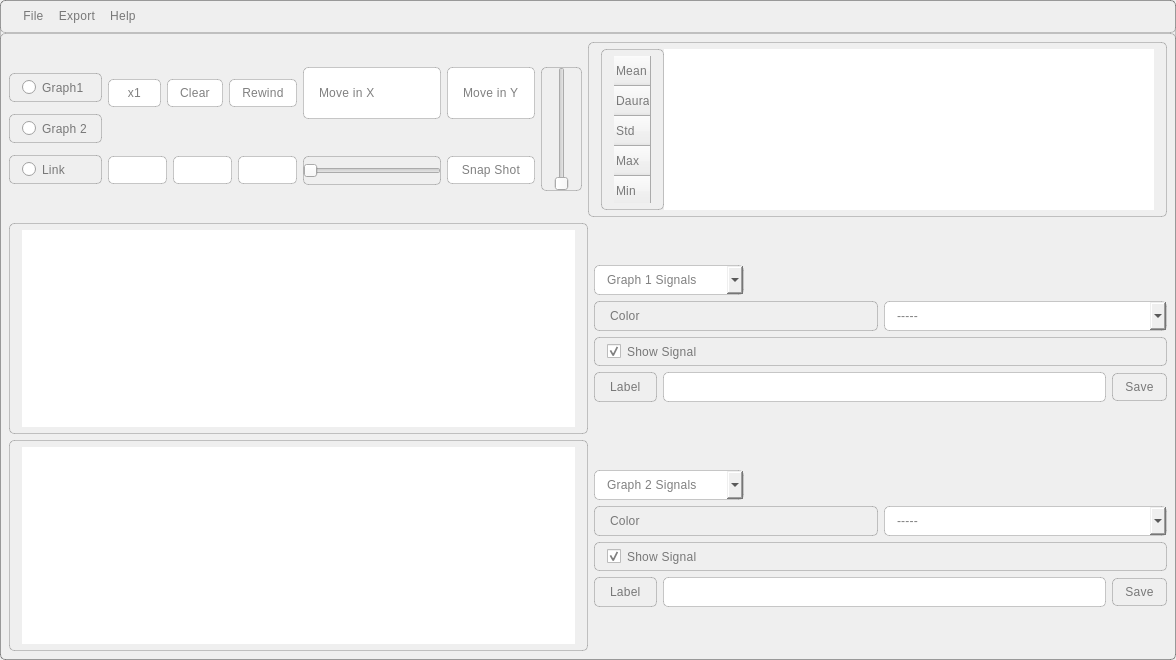
Before: the Qt Designer form main.ui in AliBadran716/Signal_Viewer, drawn with Qt 5.
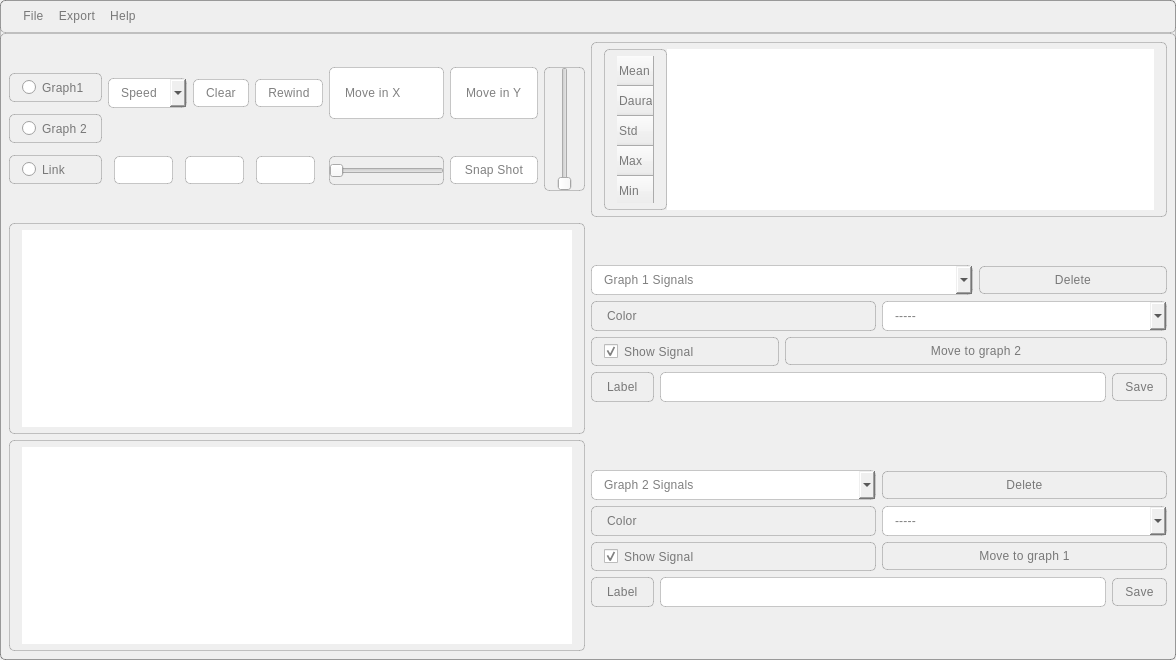
After: the same form once the commit is applied. Icons and pictures are not drawn. Custom widgets are drawn as their Qt base class.

Commit message: delete amd move done

Patch:
```diff
--- a/main.ui
+++ b/main.ui
@@ -41,7 +41,7 @@
 </string>
   </property>
   <widget class="QWidget" name="centralwidget">
-   <layout class="QGridLayout" name="gridLayout_2">
+   <layout class="QGridLayout" name="gridLayout_4">
     <item row="0" column="0">
      <layout class="QGridLayout" name="gridLayout">
       <item row="0" column="0" rowspan="2">
@@ -78,22 +78,6 @@
         </item>
        </layout>
       </item>
-      <item row="0" column="1">
-       <widget class="QPushButton" name="speed_push_btn">
-        <property name="styleSheet">
-         <string notr="true">QPushButton {background-color:white;}
-
-::hover {
-    background-color: rgb(238, 238, 238); 
-    
-    color:#444; 
-}</string>
-        </property>
-        <property name="text">
-         <string>x1</string>
-        </property>
-       </widget>
-      </item>
       <item row="0" column="2">
        <widget class="QPushButton" name="clear_push_btn">
         <property name="styleSheet">
@@ -274,9 +258,43 @@
         </property>
        </widget>
       </item>
+      <item row="0" column="1">
+       <widget class="QComboBox" name="speed_selection">
+        <item>
+         <property name="text">
+          <string>Speed</string>
+         </property>
+        </item>
+        <item>
+         <property name="text">
+          <string>x1</string>
+         </property>
+        </item>
+        <item>
+         <property name="text">
+          <string>x1.25</string>
+         </property>
+        </item>
+        <item>
+         <property name="text">
+          <string>x1.5</string>
+         </property>
+        </item>
+        <item>
+         <property name="text">
+          <string>x1.75</string>
+         </property>
+        </item>
+        <item>
+         <property name="text">
+          <string>x2</string>
+         </property>
+        </item>
+       </widget>
+      </item>
      </layout>
     </item>
-    <item row="0" column="1" colspan="2">
+    <item row="0" column="1">
      <widget class="QTableWidget" name="tableWidget">
       <property name="minimumSize">
        <size>
@@ -350,7 +368,7 @@
       </row>
      </widget>
     </item>
-    <item row="1" column="0" colspan="2">
+    <item row="1" column="0">
      <layout class="QVBoxLayout" name="verticalLayout">
       <item>
        <widget class="PlotWidget" name="graphicsView_1">
@@ -382,11 +400,11 @@
       </item>
      </layout>
     </item>
-    <item row="1" column="2">
-     <layout class="QVBoxLayout" name="verticalLayout_4">
+    <item row="1" column="1">
+     <layout class="QVBoxLayout" name="verticalLayout_2">
       <item>
-       <layout class="QVBoxLayout" name="verticalLayout_2">
-        <item alignment="Qt::AlignLeft">
+       <layout class="QGridLayout" name="gridLayout_3">
+        <item row="0" column="0" colspan="2">
          <widget class="QComboBox" name="g_1_signals_combo_box">
           <property name="minimumSize">
            <size>
@@ -401,42 +419,21 @@
           </item>
          </widget>
         </item>
-        <item>
-         <layout class="QHBoxLayout" name="horizontalLayout_6">
-          <item>
-           <widget class="QLabel" name="color_lbl">
-            <property name="text">
-             <string>Color</string>
-            </property>
-           </widget>
-          </item>
-          <item>
-           <widget class="QComboBox" name="color_g1_combo_btn">
-            <item>
-             <property name="text">
-              <string>-----</string>
-             </property>
-            </item>
-            <item>
-             <property name="text">
-              <string>Red</string>
-             </property>
-            </item>
-            <item>
-             <property name="text">
-              <string>Blue</string>
-             </property>
-            </item>
-            <item>
-             <property name="text">
-              <string>Green</string>
-             </property>
-            </item>
-           </widget>
-          </item>
-         </layout>
+        <item row="0" column="2">
+         <widget class="QPushButton" name="delete_g1_btn">
+          <property name="styleSheet">
+           <string notr="true">::hover {
+    background-color: rgb(238, 238, 238); 
+    
+    color: black; 
+}</string>
+          </property>
+          <property name="text">
+           <string>Delete</string>
+          </property>
+         </widget>
         </item>
-        <item>
+        <item row="2" column="0">
          <widget class="QCheckBox" name="show_g1_check_btn">
           <property name="text">
            <string>Show Signal</string>
@@ -446,7 +443,21 @@
           </property>
          </widget>
         </item>
-        <item>
+        <item row="2" column="1" colspan="2">
+         <widget class="QPushButton" name="move_g1_btn">
+          <property name="styleSheet">
+           <string notr="true">::hover {
+    background-color: rgb(238, 238, 238); 
+    
+    color: black; 
+}</string>
+          </property>
+          <property name="text">
+           <string>Move to graph 2</string>
+          </property>
+         </widget>
+        </item>
+        <item row="3" column="0" colspan="3">
          <layout class="QHBoxLayout" name="horizontalLayout_7">
           <item>
            <widget class="QLabel" name="label_6">
@@ -474,6 +485,41 @@
           </item>
          </layout>
         </item>
+        <item row="1" column="0" colspan="3">
+         <layout class="QHBoxLayout" name="horizontalLayout_6">
+          <item>
+           <widget class="QLabel" name="color_lbl">
+            <property name="text">
+             <string>Color</string>
+            </property>
+           </widget>
+          </item>
+          <item>
+           <widget class="QComboBox" name="color_g1_combo_btn">
+            <item>
+             <property name="text">
+              <string>-----</string>
+             </property>
+            </item>
+            <item>
+             <property name="text">
+              <string>Red</string>
+             </property>
+            </item>
+            <item>
+             <property name="text">
+              <string>Blue</string>
+             </property>
+            </item>
+            <item>
+             <property name="text">
+              <string>Green</string>
+             </property>
+            </item>
+           </widget>
+          </item>
+         </layout>
+        </item>
        </layout>
       </item>
       <item>
@@ -493,8 +539,8 @@
        </spacer>
       </item>
       <item>
-       <layout class="QVBoxLayout" name="verticalLayout_3">
-        <item alignment="Qt::AlignLeft">
+       <layout class="QGridLayout" name="gridLayout_2">
+        <item row="0" column="0">
          <widget class="QComboBox" name="g_2_signals_combo_box">
           <property name="minimumSize">
            <size>
@@ -509,52 +555,21 @@
           </item>
          </widget>
         </item>
-        <item>
-         <layout class="QHBoxLayout" name="horizontalLayout_8">
-          <item>
-           <widget class="QLabel" name="color_lbl_2">
-            <property name="text">
-             <string>Color</string>
-            </property>
-           </widget>
-          </item>
-          <item>
-           <widget class="QComboBox" name="color_g2_combo_btn">
-            <item>
-             <property name="text">
-              <string>-----</string>
-             </property>
-            </item>
-            <item>
-             <property name="text">
-              <string>Red</string>
-             </property>
-            </item>
-            <item>
-             <property name="text">
-              <string>Blue</string>
-             </property>
-            </item>
-            <item>
-             <property name="text">
-              <string>Green</string>
-             </property>
-            </item>
-           </widget>
-          </item>
-         </layout>
-        </item>
-        <item>
-         <widget class="QCheckBox" name="show_g2_check_btn">
+        <item row="0" column="1">
+         <widget class="QPushButton" name="delete_g2_btn">
+          <property name="styleSheet">
+           <string notr="true">::hover {
+    background-color: rgb(238, 238, 238); 
+    
+    color: black; 
+}</string>
+          </property>
           <property name="text">
-           <string>Show Signal</string>
-          </property>
-          <property name="checked">
-           <bool>true</bool>
+           <string>Delete</string>
           </property>
          </widget>
         </item>
-        <item>
+        <item row="3" column="0" colspan="2">
          <layout class="QHBoxLayout" name="horizontalLayout_9">
           <item>
            <widget class="QLabel" name="label_11">
@@ -582,6 +597,65 @@
           </item>
          </layout>
         </item>
+        <item row="2" column="0">
+         <widget class="QCheckBox" name="show_g2_check_btn">
+          <property name="text">
+           <string>Show Signal</string>
+          </property>
+          <property name="checked">
+           <bool>true</bool>
+          </property>
+         </widget>
+        </item>
+        <item row="2" column="1">
+         <widget class="QPushButton" name="move_g2_btn">
+          <property name="styleSheet">
+           <string notr="true">::hover {
+    background-color: rgb(238, 238, 238); 
+    
+    color: black; 
+}</string>
+          </property>
+          <property name="text">
+           <string>Move to graph 1</string>
+          </property>
+         </widget>
+        </item>
+        <item row="1" column="0" colspan="2">
+         <layout class="QHBoxLayout" name="horizontalLayout_8">
+          <item>
+           <widget class="QLabel" name="color_lbl_2">
+            <property name="text">
+             <string>Color</string>
+            </property>
+           </widget>
+          </item>
+          <item>
+           <widget class="QComboBox" name="color_g2_combo_btn">
+            <item>
+             <property name="text">
+              <string>-----</string>
+             </property>
+            </item>
+            <item>
+             <property name="text">
+              <string>Red</string>
+             </property>
+            </item>
+            <item>
+             <property name="text">
+              <string>Blue</string>
+             </property>
+            </item>
+            <item>
+             <property name="text">
+              <string>Green</string>
+             </property>
+            </item>
+           </widget>
+          </item>
+         </layout>
+        </item>
        </layout>
       </item>
      </layout>
```
The commit also changes 1 other file.
